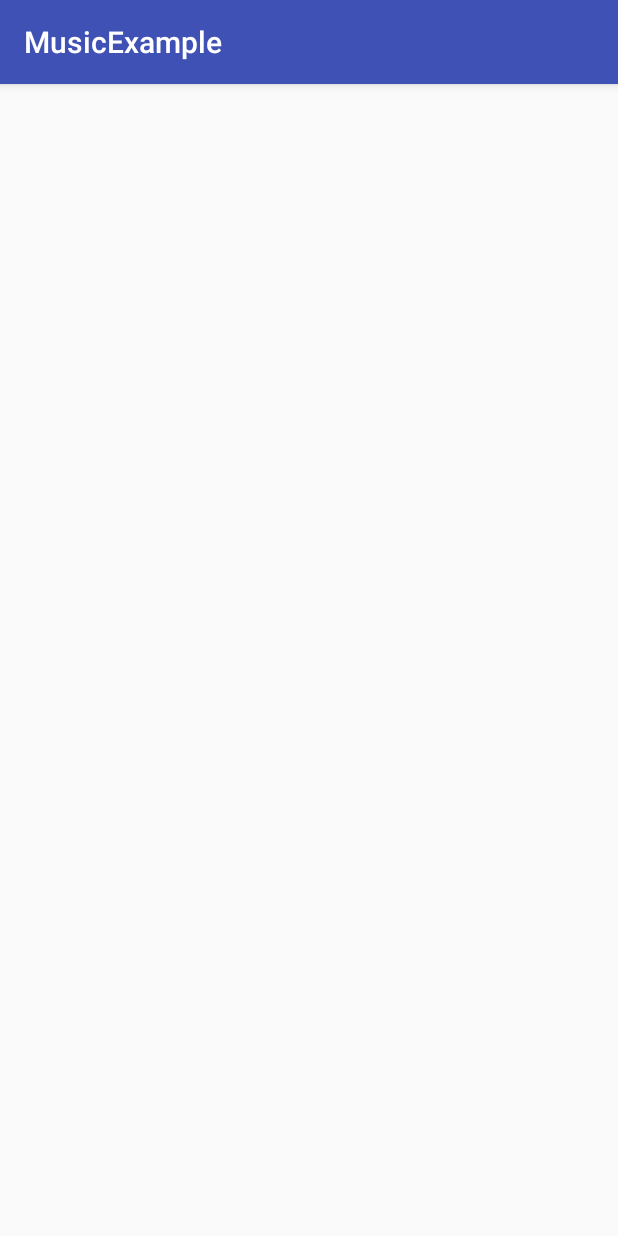
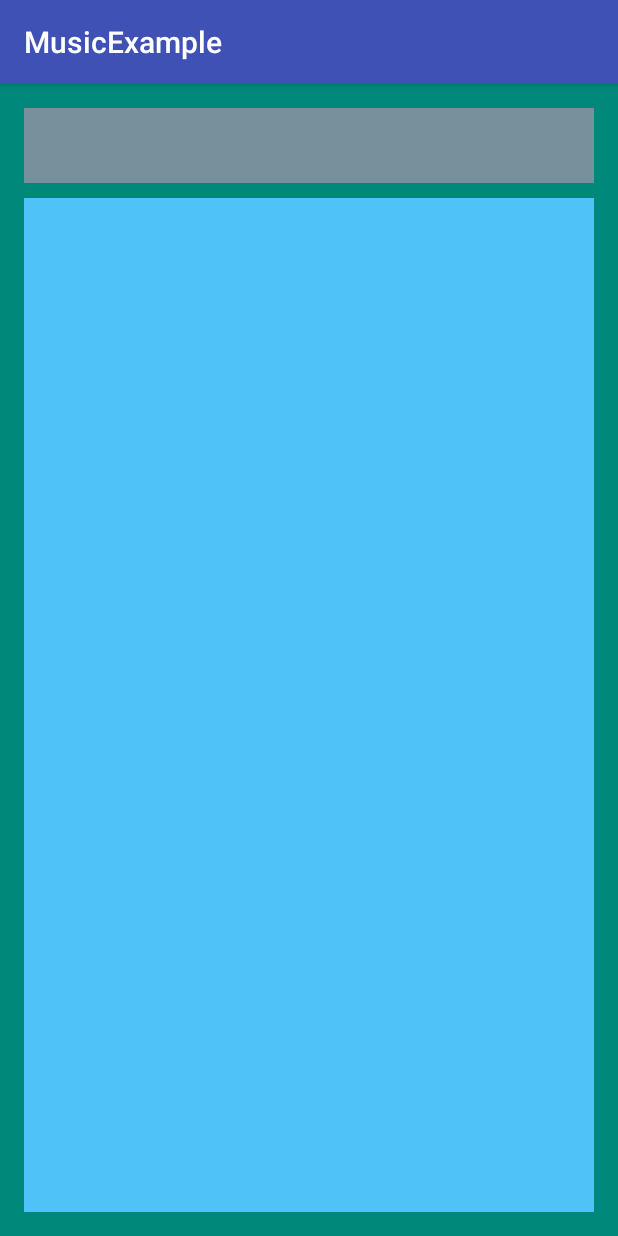
Before and after one commit to GTraining/GIT-Training, an Android app: the screen it shows after launch (MenuActivity), on a phone screen of 412 x 824 dp. Run offline under Robolectric (Android 15) with nearby library versions, the phone set to English and light mode, and no system bars.

Commit message:
plan for Music player

```diff
--- a/Kyler/MusicExample/app/src/main/java/com/example/kyler/musicexample/Presenter/IMenuPresenter.java
+++ b/Kyler/MusicExample/app/src/main/java/com/example/kyler/musicexample/Presenter/IMenuPresenter.java
@@ -1,6 +1,6 @@
 package com.example.kyler.musicexample.Presenter;
 
-import android.widget.ListView;
+import com.example.kyler.musicexample.Model.Song;
 
 import java.util.ArrayList;
 
@@ -8,5 +8,5 @@ import java.util.ArrayList;
  * Created by kyler on 14/06/2016.
  */
 public interface IMenuPresenter {
-    ArrayList<ListView> getSongList();
+    ArrayList<Song> getSongList();
 }
--- a/Kyler/MusicExample/app/src/main/java/com/example/kyler/musicexample/Presenter/MenuPresenter.java
+++ b/Kyler/MusicExample/app/src/main/java/com/example/kyler/musicexample/Presenter/MenuPresenter.java
@@ -1,7 +1,36 @@
 package com.example.kyler.musicexample.Presenter;
+
+import android.content.ContentResolver;
+import android.content.Context;
+import android.database.Cursor;
+import android.media.MediaMetadataRetriever;
+import android.net.Uri;
+import android.provider.MediaStore;
+
+import com.example.kyler.musicexample.Model.Song;
+import com.example.kyler.musicexample.View.IMenuView;
+
+import java.util.ArrayList;
 
 /**
  * Created by kyler on 14/06/2016.
  */
-public class MenuPresenter {
+public class MenuPresenter implements IMenuPresenter{
+    Context context;
+    IMenuView menuView;
+
+    public MenuPresenter(Context context, IMenuView menuView) {
+        this.context = context;
+        this.menuView = menuView;
+    }
+
+    /**
+     * create the Song array to show up to View
+     * @return
+     */
+    @Override
+    public ArrayList<Song> getSongList() {
+        ArrayList<Song> songs = null;
+        return songs;
+    }
 }
--- a/Kyler/MusicExample/app/src/main/java/com/example/kyler/musicexample/View/MenuActivity.java
+++ b/Kyler/MusicExample/app/src/main/java/com/example/kyler/musicexample/View/MenuActivity.java
@@ -4,16 +4,35 @@ import android.content.ContentResolver;
 import android.database.Cursor;
 import android.media.MediaMetadataRetriever;
 import android.net.Uri;
+import android.os.Environment;
 import android.support.v7.app.AppCompatActivity;
 import android.os.Bundle;
 
+import com.example.kyler.musicexample.Presenter.MenuPresenter;
 import com.example.kyler.musicexample.R;
 
-public class MenuActivity extends AppCompatActivity {
+public class MenuActivity extends AppCompatActivity implements IMenuView {
+    MenuPresenter presenter;
 
     @Override
     protected void onCreate(Bundle savedInstanceState) {
         super.onCreate(savedInstanceState);
         setContentView(R.layout.activity_menu);
+        presenter = new MenuPresenter(getApplicationContext(), this);
+    }
+
+    @Override
+    public void loadSong() {
+
+    }
+
+    @Override
+    public void showProgress() {
+
+    }
+
+    @Override
+    public void dismissProgress() {
+
     }
 }
--- /dev/null
+++ b/Kyler/MusicExample/app/src/main/res/layout/activity_main_viewpager_layout.xml
@@ -0,0 +1,6 @@
+<?xml version="1.0" encoding="utf-8"?>
+<android.support.v4.view.ViewPager
+    xmlns:android="http://schemas.android.com/apk/res/android"
+    android:id="@+id/pager"
+    android:layout_width="match_parent"
+    android:layout_height="match_parent" />
--- a/Kyler/MusicExample/app/src/main/res/layout/activity_menu.xml
+++ b/Kyler/MusicExample/app/src/main/res/layout/activity_menu.xml
@@ -8,11 +8,25 @@
     android:paddingLeft="@dimen/activity_horizontal_margin"
     android:paddingRight="@dimen/activity_horizontal_margin"
     android:paddingTop="@dimen/activity_vertical_margin"
-    tools:context=".View.MenuActivity">
+    tools:context=".View.MenuActivity"
+    android:orientation="vertical"
+    android:background="@color/background">
 
     <LinearLayout
+        android:orientation="horizontal"
+        android:background="@color/backgroundmenu"
         android:layout_width="match_parent"
-        android:layout_height="wrap_content">
-
+        android:layout_height="wrap_content"
+        android:weightSum="1">
+        <ImageView
+            android:layout_weight="0.3"
+            android:layout_width="0dp"
+            android:layout_height="50dp"/>
     </LinearLayout>
+    <ListView
+        android:layout_marginTop="10dp"
+        android:background="@color/listview"
+        android:id="@+id/menulistview"
+        android:layout_width="match_parent"
+        android:layout_height="match_parent"/>
 </LinearLayout>
--- a/Kyler/MusicExample/app/src/main/res/values/colors.xml
+++ b/Kyler/MusicExample/app/src/main/res/values/colors.xml
@@ -3,4 +3,7 @@
     <color name="colorPrimary">#3F51B5</color>
     <color name="colorPrimaryDark">#303F9F</color>
     <color name="colorAccent">#FF4081</color>
+    <color name="background">#00897B</color>
+    <color name="listview">#4FC3F7</color>
+    <color name="backgroundmenu">#78909C</color>
 </resources>
```
Also changed, not shown: Kyler/MusicExample/app/src/main/java/com/example/kyler/musicexample/Model/MenuModel.java (added, +7 -0 lines), 1 other file.
